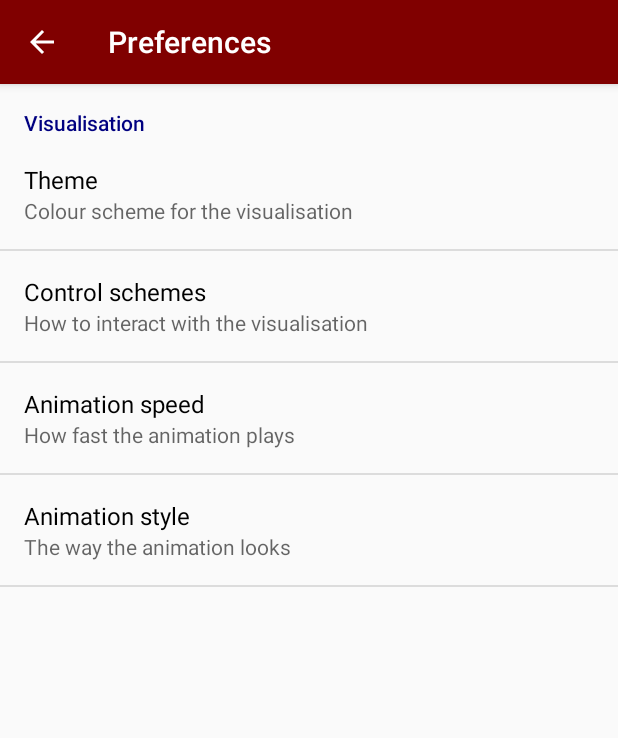
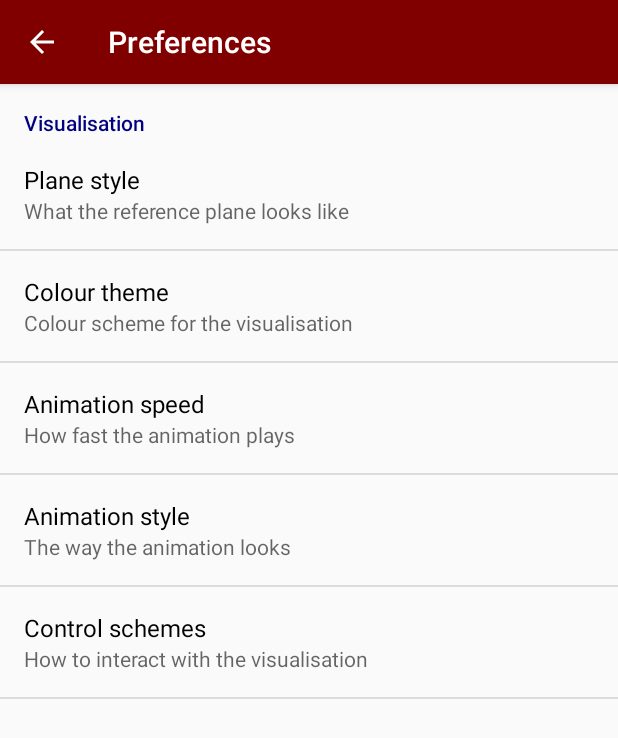
Before and after one commit to GideonPARANOID/olandroid, an Android app: the screen it shows after launch (SettingsActivity), after a tap on "Settings", on a phone screen of 412 x 824 dp. Shown: the top 738 px of the screen. Run offline under Robolectric (Android 15) with nearby library versions, the light colour scheme and no system bars.

Commit message:
now with options menu for plane (grid/ground) style

```diff
--- a/src/mmp/app/src/main/java/uk/ac/aber/gij2/olandroid/ManoeuvreCatalogue.java
+++ b/src/mmp/app/src/main/java/uk/ac/aber/gij2/olandroid/ManoeuvreCatalogue.java
@@ -138,9 +138,9 @@ public class ManoeuvreCatalogue {
                      Component.Bound.parse(parser.getAttributeValue(null, "yaw")),
                      Component.Bound.parse(parser.getAttributeValue(null, "roll")),
                      Float.parseFloat(parser.getAttributeValue(null, "length")),
-                     ((OLANdroid) context.getApplicationContext()).getCurrentColourTheme(
+                     ((OLANdroid) context.getApplicationContext()).getColourTheme(
                         R.array.colour_theme_front),
-                     ((OLANdroid) context.getApplicationContext()).getCurrentColourTheme(
+                     ((OLANdroid) context.getApplicationContext()).getColourTheme(
                         R.array.colour_theme_back)));
 
                   // building the variable groups
--- a/src/mmp/app/src/main/java/uk/ac/aber/gij2/olandroid/OLANdroid.java
+++ b/src/mmp/app/src/main/java/uk/ac/aber/gij2/olandroid/OLANdroid.java
@@ -13,6 +13,7 @@ import android.preference.PreferenceManager;
 import uk.ac.aber.gij2.olandroid.visualisation.AnimationStyle;
 import uk.ac.aber.gij2.olandroid.visualisation.Flight;
 import uk.ac.aber.gij2.olandroid.visualisation.Grid;
+import uk.ac.aber.gij2.olandroid.visualisation.Ground;
 import uk.ac.aber.gij2.olandroid.visualisation.Scene;
 
 
@@ -32,9 +33,16 @@ public class OLANdroid extends Application implements
       preferences = PreferenceManager.getDefaultSharedPreferences(this);
       preferences.registerOnSharedPreferenceChangeListener(this);
 
-      scene = new Scene(this);
-      manoeuvreCatalogue = new ManoeuvreCatalogue(this);
+      scene = new Scene();
+
+      scene.setPlane(Integer.parseInt(preferences.getString("p_plane_style", "0")) == 0 ?
+         new Grid(5f, getColourTheme(R.array.colour_theme_grid)) :
+         new Ground(0));
+
+      manoeuvreCatalogue = new ManoeuvreCatalogue(this)
+      ;
       flightManager = new FlightManager(this, manoeuvreCatalogue);
+
       animationManager = new AnimationManager(scene,
          Float.parseFloat(preferences.getString("p_animation_speed", "1")),
          Integer.parseInt(preferences.getString("p_animation_style", "0")) == 0 ?
@@ -67,16 +75,18 @@ public class OLANdroid extends Application implements
     * updates the colour theme for the current flight
     */
    public void updateColourTheme() {
-      if (scene.getFlight() != null) {
-         Flight flight = (Flight) scene.getFlight();
-         flight.setColourFront(getCurrentColourTheme(R.array.colour_theme_front));
-         flight.setColourBack(getCurrentColourTheme(R.array.colour_theme_back));
+
+      Flight flight = (Flight) scene.getFlight();
+      if (flight != null) {
+
+         flight.setColourFront(getColourTheme(R.array.colour_theme_front));
+         flight.setColourBack(getColourTheme(R.array.colour_theme_back));
       }
 
       if (scene.getPlane() instanceof Grid) {
          Grid grid = (Grid) scene.getPlane();
-         grid.setColourFront(getCurrentColourTheme(R.array.colour_theme_grid));
-         grid.setColourBack(getCurrentColourTheme(R.array.colour_theme_grid));
+         grid.setColourFront(getColourTheme(R.array.colour_theme_grid));
+         grid.setColourBack(getColourTheme(R.array.colour_theme_grid));
       }
    }
 
@@ -85,7 +95,7 @@ public class OLANdroid extends Application implements
     * @param listId - id of list of colours to look in
     * @return - array of floats representing a colour, rgba designed for use with opengl
     */
-   public float[] getCurrentColourTheme(int listId) {
+   public float[] getColourTheme(int listId) {
       int colour = getResources().obtainTypedArray(listId).getColor(
          Integer.parseInt(preferences.getString("p_colour_theme", "0")), 0);
 
@@ -101,11 +111,14 @@ public class OLANdroid extends Application implements
    @Override
    public void onSharedPreferenceChanged(SharedPreferences sharedPreferences, String key) {
       switch (key) {
+         case "p_plane_style":
+            scene.setPlane(Integer.parseInt(preferences.getString("p_plane_style", "0")) == 0 ?
+               new Grid(5f, getColourTheme(R.array.colour_theme_grid)) :
+               new Ground(0));
+            break;
+
          case "p_colour_theme":
             updateColourTheme();
-            break;
-
-         case "p_controls_scheme":
             break;
 
          case "p_animation_speed":
@@ -117,6 +130,10 @@ public class OLANdroid extends Application implements
             animationManager.setStyle(Integer.parseInt(
                   preferences.getString("p_animation_style", "0")) == 0 ?
                   AnimationStyle.ONE : AnimationStyle.TWO);
+
+         case "p_controls_scheme":
+            break;
+
       }
    }
 
--- a/src/mmp/app/src/main/java/uk/ac/aber/gij2/olandroid/ui/SurfaceView.java
+++ b/src/mmp/app/src/main/java/uk/ac/aber/gij2/olandroid/ui/SurfaceView.java
@@ -65,7 +65,6 @@ public class SurfaceView extends GLSurfaceView {
       ROTATION_SCALE = (float) getWidth() / 500f;
       TRANSLATION_SCALE = 0.125f;
    }
-
 
 
    @Override
--- a/src/mmp/app/src/main/java/uk/ac/aber/gij2/olandroid/visualisation/Grid.java
+++ b/src/mmp/app/src/main/java/uk/ac/aber/gij2/olandroid/visualisation/Grid.java
@@ -10,27 +10,26 @@ import android.opengl.Matrix;
 
 public class Grid extends Shape implements Drawable {
 
-   private final float unit, dimensions;
+   private final float unitSize;
 
 
    /**
-    * @param unit - size of a unit of the grid
-    * @param dimensions - dimensions of the whole grid in terms of grid units
+    * @param unitSize - size of a grid unit, ideally a factor of the renderer's draw bounds
+    * @param colour - the colour, as an array representation
     */
-   public Grid(float unit, float dimensions, float[] colour) {
+   public Grid(float unitSize, float[] colour) {
       super(Shape.Style.LINES);
+
+      this.unitSize = unitSize;
 
       super.setColourFront(colour);
       super.setColourBack(colour);
 
-      this.unit = unit;
-      this.dimensions = dimensions * unit;
-
       super.buildVerticesBuffer(new float[]{
          0, 0, 0,
-         0, 0, unit,
-         unit, 0, unit,
-         unit, 0, 0
+         0, 0, unitSize,
+         unitSize, 0, unitSize,
+         unitSize, 0, 0
       });
 
       super.buildDrawOrderBuffer(new short[]{
@@ -46,8 +45,8 @@ public class Grid extends Shape implements Drawable {
       }
 
       // using the original matrix, translates it around & drawing the grid unit
-      for (float i = -dimensions; i < dimensions; i += unit) {
-         for (float j = -dimensions; j < dimensions; j += unit) {
+      for (float limit = Renderer.DRAW_BOUNDS / 2f, i = -limit; i < limit; i += unitSize) {
+         for (float j = -limit; j < limit; j += unitSize) {
 
             float[] newMatrix = new float[16];
             Matrix.translateM(newMatrix, 0, initialMatrix, 0, i, 0f, j);
--- a/src/mmp/app/src/main/java/uk/ac/aber/gij2/olandroid/visualisation/Ground.java
+++ b/src/mmp/app/src/main/java/uk/ac/aber/gij2/olandroid/visualisation/Ground.java
@@ -10,25 +10,19 @@ import android.opengl.Matrix;
 
 public class Ground extends Shape implements Drawable {
 
-   private final float dimensions;
-
-
    /**
-    * @param dimensions - dimensions of the whole plane
     * @param textureId - textureId resource
     */
-   public Ground(int dimensions, int textureId) {
+   public Ground(int textureId) {
       super();
-
-      this.dimensions = dimensions;
 
       super.setTextureId(textureId);
 
       super.buildVerticesBuffer(new float[] {
          0, 0, 0,
-         0, 0, dimensions,
-         dimensions, 0, dimensions,
-         dimensions, 0, 0
+         0, 0, Renderer.DRAW_BOUNDS,
+         Renderer.DRAW_BOUNDS, 0, Renderer.DRAW_BOUNDS,
+         Renderer.DRAW_BOUNDS, 0, 0
       });
 
       super.buildDrawOrderBuffer(new short[] {
@@ -53,11 +47,9 @@ public class Ground extends Shape implements Drawable {
          super.setupDrawing();
       }
 
-
       float[] newMatrix = new float[16];
-      Matrix.translateM(newMatrix, 0, initialMatrix, 0, -dimensions / 2f, 0, -dimensions / 2f);
+      Matrix.translateM(newMatrix, 0, initialMatrix, 0, -Renderer.DRAW_BOUNDS / 2f, 0, -Renderer.DRAW_BOUNDS / 2f);
       super.draw(newMatrix);
-
    }
 
 
--- a/src/mmp/app/src/main/java/uk/ac/aber/gij2/olandroid/visualisation/Scene.java
+++ b/src/mmp/app/src/main/java/uk/ac/aber/gij2/olandroid/visualisation/Scene.java
@@ -5,22 +5,10 @@
 
 package uk.ac.aber.gij2.olandroid.visualisation;
 
-import android.content.Context;
-
 
 public class Scene {
 
    private Drawable plane, flight;
-
-
-   public Scene(Context context) {
-/*
-      plane = new Grid(5, 10,
-         ((OLANdroid) context.getApplicationContext())
-            .getCurrentColourTheme(R.array.colour_theme_grid));
-*/
-      plane = new Ground(100, 0);
-   }
 
 
    /**
--- a/src/mmp/app/src/main/res/values/array.xml
+++ b/src/mmp/app/src/main/res/values/array.xml
@@ -1,5 +1,17 @@
 <?xml version="1.0" encoding="utf-8"?>
 <resources>
+   <string-array name="p_plane_style_titles">
+      <item>Grid</item>
+      <item>Textured ground</item>
+   </string-array>
+
+    <!-- lookup table indices -->
+   <string-array name="p_plane_style_values">
+      <item>0</item>
+      <item>1</item>
+   </string-array>
+
+
    <string-array name="p_colour_theme_titles">
       <item>Sky &amp; grass</item>
       <item>Tron</item>
@@ -33,18 +45,6 @@
    </array>
 
 
-   <!-- lookup tables for control schemes -->
-   <string-array name="p_control_scheme_titles">
-      <item>Two finger rotate, one finger translate</item>
-      <item>One finger rotate, two finger translate</item>
-   </string-array>
-
-   <string-array name="p_control_scheme_values">
-      <item>0</item>
-      <item>1</item>
-   </string-array>
-
-
     <!-- lookup tables for animation speed -->
    <string-array name="p_animation_speed_titles">
       <item>Slowest</item>
@@ -73,4 +73,18 @@
       <item>0</item>
       <item>1</item>
    </string-array>
+
+
+   <!-- lookup tables for control schemes -->
+   <string-array name="p_control_scheme_titles">
+      <item>Two finger rotate, one finger translate</item>
+      <item>One finger rotate, two finger translate</item>
+   </string-array>
+
+   <string-array name="p_control_scheme_values">
+      <item>0</item>
+      <item>1</item>
+   </string-array>
+
+
 </resources>
--- a/src/mmp/app/src/main/res/values/strings.xml
+++ b/src/mmp/app/src/main/res/values/strings.xml
@@ -51,12 +51,14 @@
    <!-- preferences -->
    <string name="p_label">Preferences</string>
    <string name="p_category_visualisation">Visualisation</string>
-   <string name="p_colour_theme_title">Theme</string>
+   <string name="p_plane_style_title">Plane style</string>
+   <string name="p_plane_style_summary">What the reference plane looks like</string>
+   <string name="p_colour_theme_title">Colour theme</string>
    <string name="p_colour_theme_summary">Colour scheme for the visualisation</string>
-   <string name="p_control_scheme_title">Control schemes</string>
-   <string name="p_control_scheme_summary">How to interact with the visualisation</string>
    <string name="p_animation_speed_title">Animation speed</string>
    <string name="p_animation_speed_summary">How fast the animation plays</string>
    <string name="p_animation_style_title">Animation style</string>
    <string name="p_animation_style_summary">The way the animation looks</string>
+   <string name="p_control_scheme_title">Control schemes</string>
+   <string name="p_control_scheme_summary">How to interact with the visualisation</string>
 </resources>
--- a/src/mmp/app/src/main/res/xml/preferences.xml
+++ b/src/mmp/app/src/main/res/xml/preferences.xml
@@ -6,19 +6,19 @@
       android:title="@string/p_category_visualisation">
 
       <ListPreference
+         android:key="p_plane_style"
+         android:title="@string/p_plane_style_title"
+         android:summary="@string/p_plane_style_summary"
+         android:entries="@array/p_plane_style_titles"
+         android:entryValues="@array/p_plane_style_values"
+         android:defaultValue="0" />
+
+      <ListPreference
          android:key="p_colour_theme"
          android:title="@string/p_colour_theme_title"
          android:summary="@string/p_colour_theme_summary"
          android:entries="@array/p_colour_theme_titles"
          android:entryValues="@array/p_colour_theme_values"
-         android:defaultValue="0" />
-
-      <ListPreference
-         android:key="p_control_scheme"
-         android:title="@string/p_control_scheme_title"
-         android:summary="@string/p_control_scheme_summary"
-         android:entries="@array/p_control_scheme_titles"
-         android:entryValues="@array/p_control_scheme_values"
          android:defaultValue="0" />
 
       <ListPreference
@@ -36,5 +36,14 @@
          android:entries="@array/p_animation_style_titles"
          android:entryValues="@array/p_animation_style_values"
          android:defaultValue="0" />
+
+      <ListPreference
+         android:key="p_control_scheme"
+         android:title="@string/p_control_scheme_title"
+         android:summary="@string/p_control_scheme_summary"
+         android:entries="@array/p_control_scheme_titles"
+         android:entryValues="@array/p_control_scheme_values"
+         android:defaultValue="0" />
+
    </PreferenceCategory>
 </PreferenceScreen>
```
Also changed, not shown: src/mmp/app/src/main/java/uk/ac/aber/gij2/olandroid/visualisation/Renderer.java (+9 -4 lines).
